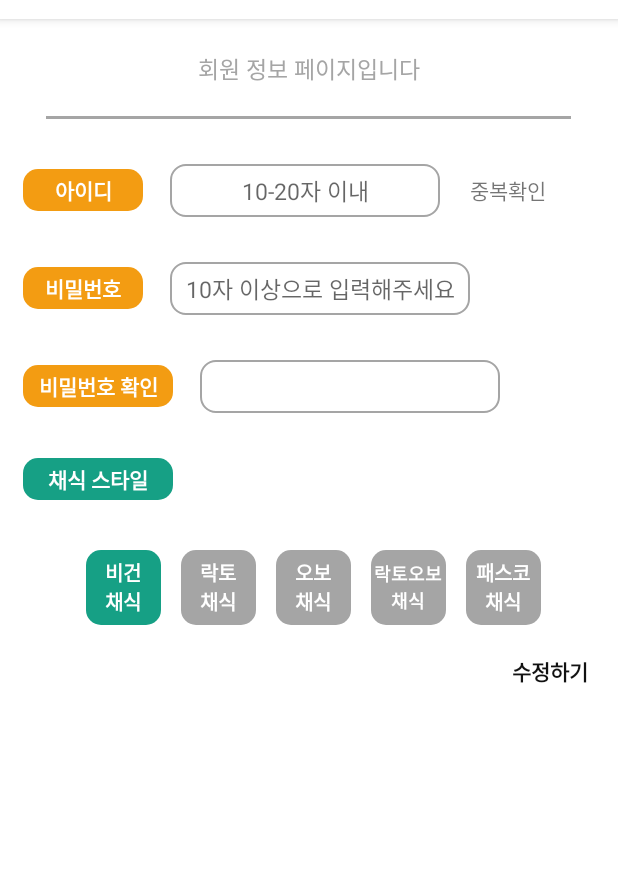
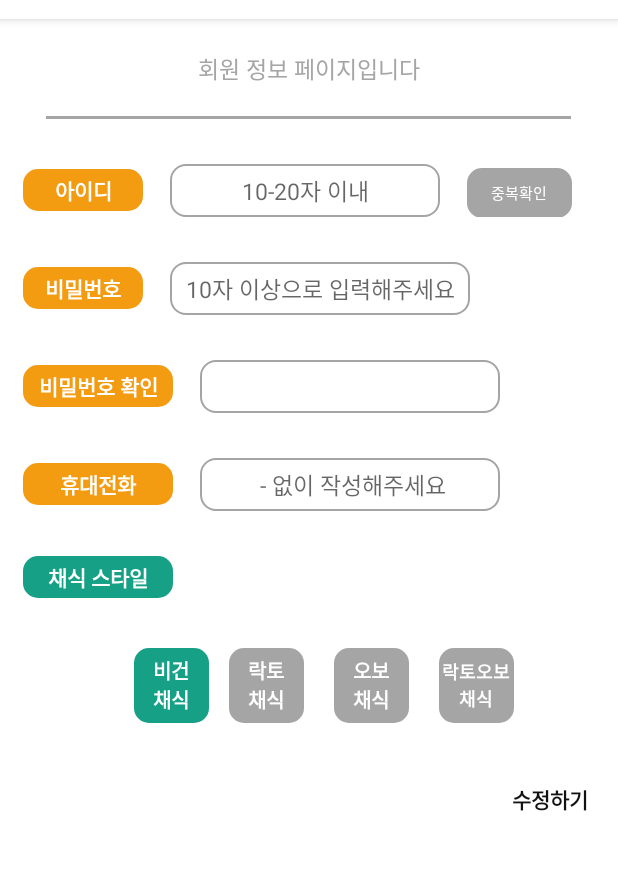
Before and after one commit to saeyeondal/WeforVegan, an Android app: the fragment MypageFrag placed in its activity, on a phone screen of 412 x 824 dp, the part 65-935 px from its top. Run offline under Robolectric (Android 15) with nearby library versions, the light colour scheme and no system bars; our stand-ins replace navigation-ui; libraries missing offline, so code that uses them is left out: com.journeyapps.barcodescanner.

Commit message:
화면 몇 개 수정

```diff
--- a/app/src/main/res/layout/my_page.xml
+++ b/app/src/main/res/layout/my_page.xml
@@ -61,12 +61,17 @@
                 android:textColor="@color/colorBlack"
                 android:textSize="15dp" />
 
-            <TextView
-                android:id="@+id/textView2"
-                android:layout_width="wrap_content"
-                android:layout_height="wrap_content"
-                android:layout_marginLeft="20dp"
-                android:text="중복확인" />
+            <Button
+                android:id="@+id/id_check"
+                android:layout_width="70dp"
+                android:layout_height="33dp"
+                android:layout_marginLeft="18dp"
+                android:background="@drawable/rec_circle"
+                android:backgroundTint="@color/colorGray"
+                android:gravity="center"
+                android:text="중복확인"
+                android:textColor="@android:color/white"
+                android:textSize="10dp" />
         </LinearLayout>
         <LinearLayout
             android:layout_marginTop="30dp"
@@ -124,6 +129,35 @@
                 android:textColor="@color/colorBlack"
                 android:textSize="15dp" />
         </LinearLayout>
+
+        <LinearLayout
+            android:layout_marginTop="30dp"
+            android:layout_width="match_parent"
+            android:layout_height="match_parent"
+            android:orientation="horizontal">
+            <TextView
+                android:layout_width="100dp"
+                android:layout_height="28dp"
+                android:background="@drawable/rec_circle"
+                android:backgroundTint="@color/colorOrange"
+                android:text="휴대전화"
+                android:gravity="center"
+                android:textColor="@color/colorWhite"
+                android:textStyle="bold"
+                android:layout_marginLeft="15dp"/>
+
+            <EditText
+                android:layout_width="200dp"
+                android:layout_height="35dp"
+                android:layout_marginLeft="18dp"
+                android:background="@drawable/rec_box"
+                android:ems="8"
+                android:textAlignment="center"
+                android:hint=" - 없이 작성해주세요"
+                android:inputType="textPassword"
+                android:textColor="@color/colorBlack"
+                android:textSize="15dp" />
+        </LinearLayout>
     </LinearLayout>
     <TextView
         android:layout_width="100dp"
@@ -150,7 +184,7 @@
             android:id="@+id/vegan1_1"
             android:layout_width="50dp"
             android:layout_height="50dp"
-            android:layout_marginRight="13dp"
+            android:layout_marginRight="20dp"
             android:background="@drawable/rec_circle"
             android:backgroundTint="@color/colorGray"
             android:text="비건\n채식"
@@ -175,7 +209,7 @@
             android:id="@+id/vegan2_1"
             android:layout_width="50dp"
             android:layout_height="50dp"
-            android:layout_marginRight="13dp"
+            android:layout_marginRight="20dp"
             android:background="@drawable/rec_circle"
             android:backgroundTint="@color/colorGray"
             android:text="락토\n채식"
@@ -200,7 +234,7 @@
             android:id="@+id/vegan3_1"
             android:layout_width="50dp"
             android:layout_height="50dp"
-            android:layout_marginRight="13dp"
+            android:layout_marginRight="20dp"
             android:background="@drawable/rec_circle"
             android:backgroundTint="@color/colorGray"
             android:text="오보\n채식"
@@ -225,7 +259,6 @@
             android:id="@+id/vegan4_1"
             android:layout_width="50dp"
             android:layout_height="50dp"
-            android:layout_marginRight="13dp"
             android:background="@drawable/rec_circle"
             android:backgroundTint="@color/colorGray"
             android:text="락토오보\n채식"
@@ -247,20 +280,6 @@
             android:textSize="12dp"
             android:textStyle="bold"
             android:visibility="gone" />
-
-        <Button
-            android:id="@+id/vegan5_1"
-            android:layout_width="50dp"
-            android:layout_height="50dp"
-            android:layout_marginRight="13dp"
-            android:background="@drawable/rec_circle"
-            android:backgroundTint="@color/colorGray"
-            android:text="패스코\n채식"
-            android:textColor="@android:color/white"
-            android:textSize="13dp"
-            android:textStyle="bold"
-            android:visibility="visible" />
-
 
         <Button
             android:id="@+id/vegan5_2"
@@ -286,6 +305,7 @@
             android:layout_width="wrap_content"
             android:layout_height="wrap_content"
             android:layout_weight="1"
+            android:layout_marginTop="20dp"
             android:layout_marginRight="20dp"
             android:textStyle="bold"
             android:textColor="@color/colorBlack"
--- a/app/src/main/res/layout/result_frag.xml
+++ b/app/src/main/res/layout/result_frag.xml
@@ -6,7 +6,7 @@
     android:layout_height="match_parent"
     android:background="@color/colorWhite">
     <LinearLayout
-        android:layout_width="wrap_content"
+        android:layout_width="match_parent"
         android:layout_height="match_parent"
         android:orientation="vertical">
         <TextView
```
Also changed, not shown: app/src/main/java/com/example/weforvegan/MypageFrag.java (+0 -29 lines), app/src/main/res/layout/register_page.xml (+5 -17 lines).
